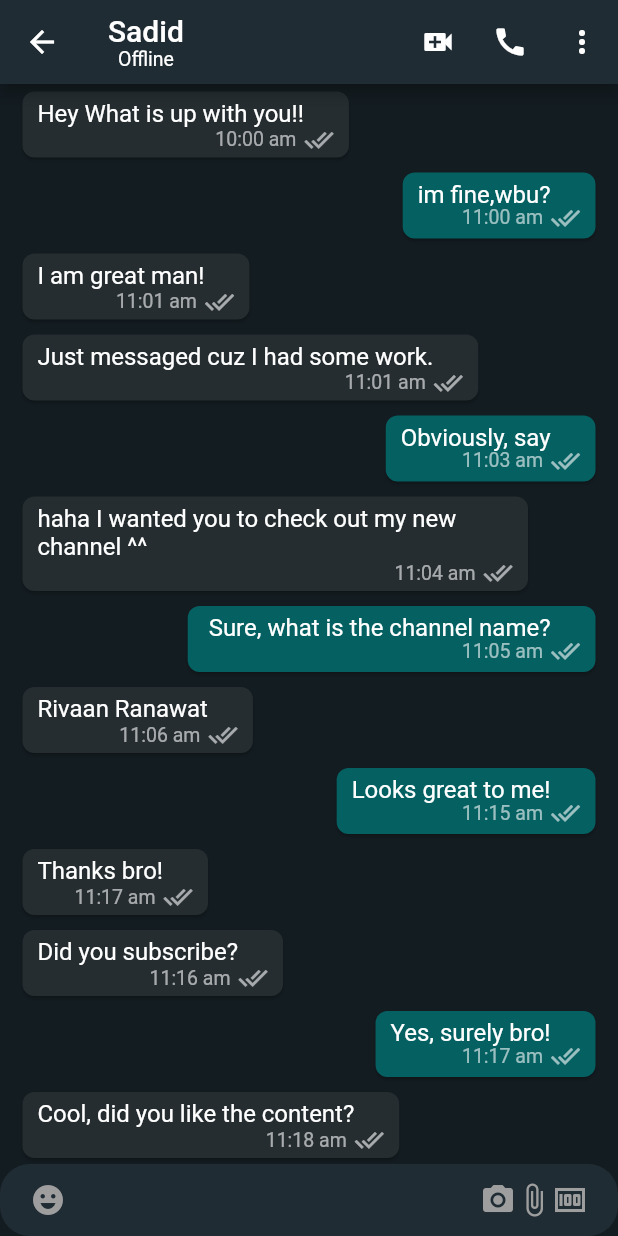
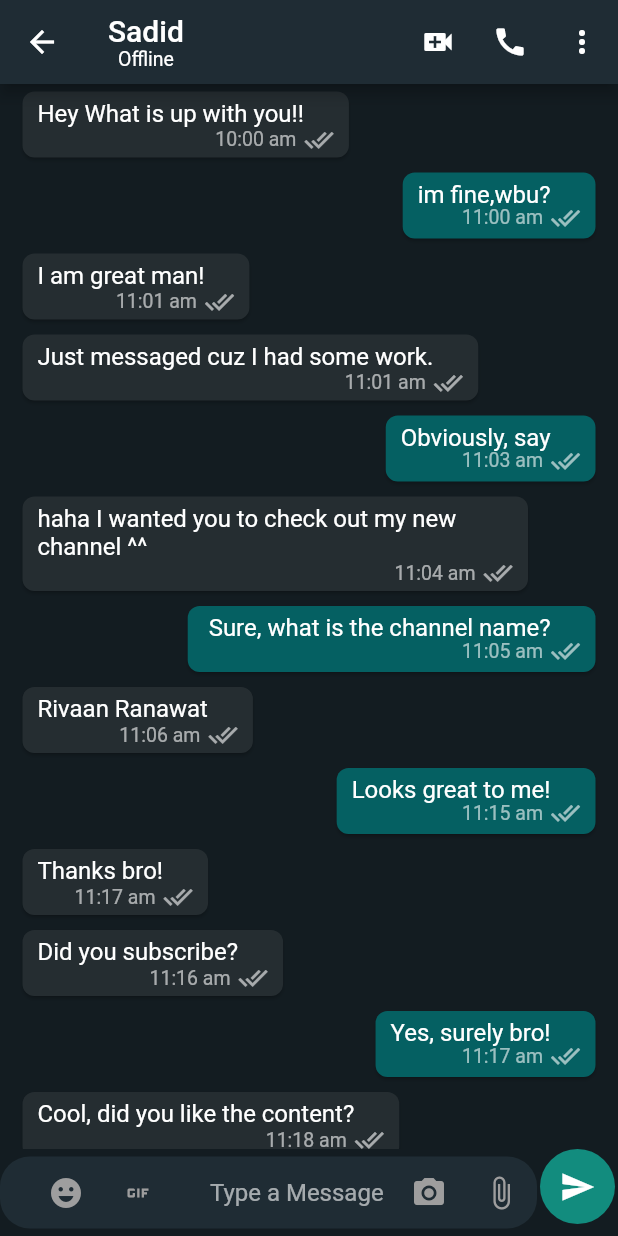
Before and after one commit to sadid369/whatsapp_clone, a Flutter app: the MobileChatScreen screen opened directly, on a phone screen of 412 x 824 dp. Run offline on Flutter 3.47's test engine with Material 2 defaults, Android fonts, the phone set to English and light mode, and no system bars; our stand-ins replace cloud_firestore, country_picker, firebase_auth, firebase_core, firebase_storage, flutter_contacts and 2 more; accounts and stored records are empty.

Commit message:
@19/10/2022 @3:44

```diff
--- a/lib/screens/mobile_chat_screen.dart
+++ b/lib/features/chat/screens/mobile_chat_screen.dart
@@ -6,6 +6,7 @@ import 'package:flutter_riverpod/flutter_riverpod.dart';
 import 'package:whatsapp_clone/colors.dart';
 import 'package:whatsapp_clone/common/widgets/loader.dart';
 import 'package:whatsapp_clone/features/auth/controller/auth_controller.dart';
+import 'package:whatsapp_clone/features/chat/widgets/bottom_chat_field.dart';
 import 'package:whatsapp_clone/info.dart';
 import 'package:whatsapp_clone/models/user_model.dart';
 import 'package:whatsapp_clone/widgets/chat_list.dart';
@@ -42,7 +43,6 @@ class MobileChatScreen extends ConsumerWidget {
                 )
               ],
             );
-            ;
           },
         ),
         actions: [
@@ -65,49 +65,7 @@ class MobileChatScreen extends ConsumerWidget {
           Expanded(
             child: ChatList(),
           ),
-          TextField(
-            decoration: InputDecoration(
-                filled: true,
-                fillColor: mobileChatBoxColor,
-                prefixIcon: const Padding(
-                  padding: EdgeInsets.symmetric(
-                    horizontal: 20,
-                  ),
-                  child: Icon(
-                    Icons.emoji_emotions,
-                    color: Colors.grey,
-                  ),
-                ),
-                suffixIcon: Padding(
-                  padding: const EdgeInsets.symmetric(horizontal: 20),
-                  child: Row(
-                    mainAxisAlignment: MainAxisAlignment.end,
-                    children: const [
-                      Icon(
-                        Icons.camera_alt,
-                        color: Colors.grey,
-                      ),
-                      Icon(
-                        Icons.attach_file,
-                        color: Colors.grey,
-                      ),
-                      Icon(
-                        Icons.money,
-                        color: Colors.grey,
-                      ),
-                    ],
-                  ),
-                ),
-                hintText: "Type a Message",
-                border: OutlineInputBorder(
-                  borderRadius: BorderRadius.circular(20),
-                  borderSide: const BorderSide(
-                    width: 0,
-                    style: BorderStyle.none,
-                  ),
-                ),
-                contentPadding: const EdgeInsets.all(10)),
-          )
+          BottomChatField()
         ],
       ),
     );
--- /dev/null
+++ b/lib/features/chat/widgets/bottom_chat_field.dart
@@ -0,0 +1,98 @@
+import 'package:flutter/material.dart';
+import 'package:whatsapp_clone/colors.dart';
+
+class BottomChatField extends StatefulWidget {
+  const BottomChatField({
+    Key? key,
+  }) : super(key: key);
+
+  @override
+  State<BottomChatField> createState() => _BottomChatFieldState();
+}
+
+class _BottomChatFieldState extends State<BottomChatField> {
+  @override
+  Widget build(BuildContext context) {
+    return Row(
+      children: [
+        Expanded(
+          child: TextField(
+            decoration: InputDecoration(
+                filled: true,
+                fillColor: mobileChatBoxColor,
+                prefixIcon: Padding(
+                  padding: const EdgeInsets.symmetric(horizontal: 20),
+                  child: SizedBox(
+                    width: 100,
+                    child: Row(
+                      children: [
+                        IconButton(
+                          onPressed: () {},
+                          icon: const Icon(
+                            Icons.emoji_emotions,
+                            color: Colors.grey,
+                          ),
+                        ),
+                        IconButton(
+                          onPressed: () {},
+                          icon: const Icon(
+                            Icons.gif,
+                            color: Colors.grey,
+                          ),
+                        ),
+                      ],
+                    ),
+                  ),
+                ),
+                suffixIcon: SizedBox(
+                  width: 100,
+                  child: Row(
+                    mainAxisAlignment: MainAxisAlignment.end,
+                    children: [
+                      IconButton(
+                        onPressed: () {},
+                        icon: const Icon(
+                          Icons.camera_alt,
+                          color: Colors.grey,
+                        ),
+                      ),
+                      IconButton(
+                        onPressed: () {},
+                        icon: const Icon(
+                          Icons.attach_file,
+                          color: Colors.grey,
+                        ),
+                      ),
+                    ],
+                  ),
+                ),
+                hintText: "Type a Message",
+                border: OutlineInputBorder(
+                  borderRadius: BorderRadius.circular(20),
+                  borderSide: const BorderSide(
+                    width: 0,
+                    style: BorderStyle.none,
+                  ),
+                ),
+                contentPadding: const EdgeInsets.all(10)),
+          ),
+        ),
+        Padding(
+          padding: const EdgeInsets.only(
+            bottom: 8,
+            right: 2,
+            left: 2,
+          ),
+          child: CircleAvatar(
+            backgroundColor: const Color(0xFF128C7E),
+            radius: 25,
+            child: Icon(
+              Icons.send,
+              color: Colors.white,
+            ),
+          ),
+        )
+      ],
+    );
+  }
+}
--- a/lib/features/select_contacts/repository/select_contract_repository.dart
+++ b/lib/features/select_contacts/repository/select_contract_repository.dart
@@ -4,7 +4,7 @@ import 'package:flutter_contacts/flutter_contacts.dart';
 import 'package:flutter_riverpod/flutter_riverpod.dart';
 import 'package:whatsapp_clone/common/utils/utils.dart';
 import 'package:whatsapp_clone/models/user_model.dart';
-import 'package:whatsapp_clone/screens/mobile_chat_screen.dart';
+import 'package:whatsapp_clone/features/chat/screens/mobile_chat_screen.dart';
 
 final selectContactRepositoryProvider = Provider(
   (ref) => SelectContactRepository(firestore: FirebaseFirestore.instance),
--- a/lib/router.dart
+++ b/lib/router.dart
@@ -5,7 +5,7 @@ import 'package:whatsapp_clone/features/auth/screens/login_screen.dart';
 import 'package:whatsapp_clone/features/auth/screens/otp_screen.dart';
 import 'package:whatsapp_clone/features/auth/screens/user_infromation_screen.dart';
 import 'package:whatsapp_clone/features/select_contacts/screens/select_contacts_screen.dart';
-import 'package:whatsapp_clone/screens/mobile_chat_screen.dart';
+import 'package:whatsapp_clone/features/chat/screens/mobile_chat_screen.dart';
 
 Route<dynamic> generateRoute(RouteSettings settings) {
   switch (settings.name) {
--- a/lib/widgets/contact_list.dart
+++ b/lib/widgets/contact_list.dart
@@ -1,7 +1,7 @@
 import 'package:flutter/material.dart';
 import 'package:whatsapp_clone/colors.dart';
 import 'package:whatsapp_clone/info.dart';
-import 'package:whatsapp_clone/screens/mobile_chat_screen.dart';
+import 'package:whatsapp_clone/features/chat/screens/mobile_chat_screen.dart';
 
 class ContactsList extends StatelessWidget {
   const ContactsList({Key? key}) : super(key: key);
```
